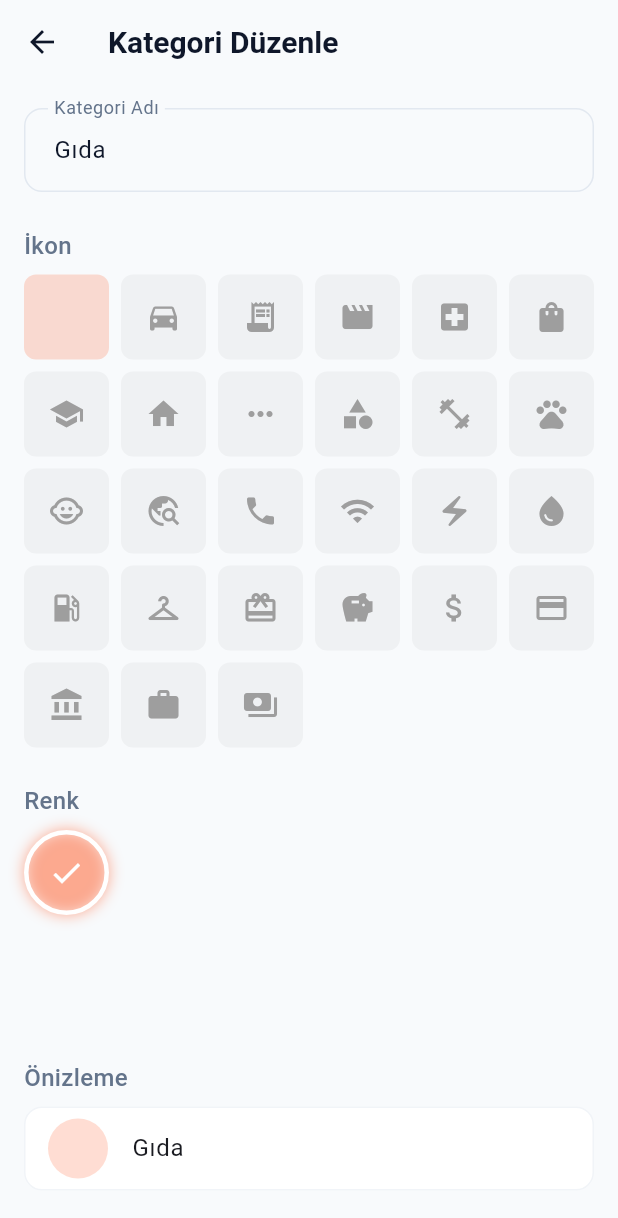
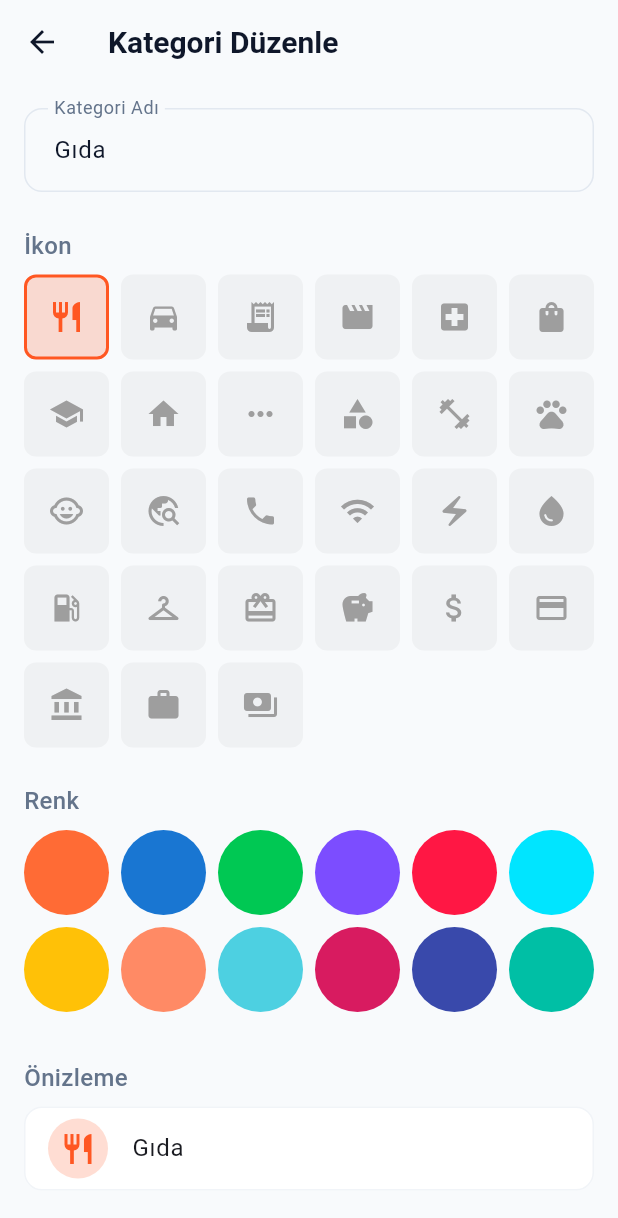
Before and after one commit to BGirginn/Finance_Tracker, a Flutter app: the AddEditCategoryScreen screen opened directly with sample values from the repository, on a phone screen of 412 x 824 dp. Shown: the top 1218 px of the screen. Run offline on Flutter 3.47's test engine with Material 3 defaults, Android fonts, the light colour scheme and no system bars; our stand-ins replace csv, decimal, dio, drift, file_picker, flutter_local_notifications and 3 more; missing offline and left inert: workmanager; accounts and stored records are empty; generated files the repository leaves out were written again; statements that could not run were skipped.

Commit message:
feat(settings): vivid palette + income category notifier; add categories settings screen; make AddEditCategoryScreen pluggable

```diff
--- a/lib/domain/entities/expense_category.dart
+++ b/lib/domain/entities/expense_category.dart
@@ -86,18 +86,18 @@ class ExpenseCategory {
   };
 
   static const List<String> defaultColors = [
-    'FF5722', // Deep Orange
-    '2196F3', // Blue
-    '4CAF50', // Green
-    '9C27B0', // Purple
-    'F44336', // Red
-    '00BCD4', // Cyan
-    'FF9800', // Orange
-    '795548', // Brown
-    '607D8B', // Blue Grey
-    'E91E63', // Pink
-    '3F51B5', // Indigo
-    '009688', // Teal
+    'FF6B35', // Vivid Orange
+    '1976D2', // Vivid Blue
+    '00C853', // Vivid Green
+    '7C4DFF', // Vivid Purple
+    'FF1744', // Vivid Red
+    '00E5FF', // Bright Cyan
+    'FFC107', // Amber
+    'FF8A65', // Coral
+    '4DD0E1', // Aqua
+    'D81B60', // Magenta
+    '3949AB', // Strong Indigo
+    '00BFA5', // Turquoise
   ];
 }
 
--- a/lib/presentation/screens/categories/add_edit_category_screen.dart
+++ b/lib/presentation/screens/categories/add_edit_category_screen.dart
@@ -6,8 +6,9 @@ import '../../providers/expense_category_provider.dart';
 
 class AddEditCategoryScreen extends ConsumerStatefulWidget {
   final ExpenseCategory? category;
+  final Future<void> Function(ExpenseCategory)? onSave;
 
-  const AddEditCategoryScreen({super.key, this.category});
+  const AddEditCategoryScreen({super.key, this.category, this.onSave});
 
   @override
   ConsumerState<AddEditCategoryScreen> createState() => _AddEditCategoryScreenState();
@@ -124,7 +125,7 @@ class _AddEditCategoryScreenState extends ConsumerState<AddEditCategoryScreen> {
       itemBuilder: (context, index) {
         final entry = icons[index];
         final isSelected = entry.key == _selectedIcon;
-        final color = Color(int.parse(_selectedColor, radix: 16));
+        final color = Color(0xFF000000 | int.parse(_selectedColor, radix: 16));
 
         return GestureDetector(
           onTap: () => setState(() => _selectedIcon = entry.key),
@@ -156,7 +157,7 @@ class _AddEditCategoryScreenState extends ConsumerState<AddEditCategoryScreen> {
       itemCount: ExpenseCategory.defaultColors.length,
       itemBuilder: (context, index) {
         final colorHex = ExpenseCategory.defaultColors[index];
-        final color = Color(int.parse(colorHex, radix: 16));
+        final color = Color(0xFF000000 | int.parse(colorHex, radix: 16));
         final isSelected = colorHex == _selectedColor;
 
         return GestureDetector(
@@ -182,7 +183,7 @@ class _AddEditCategoryScreenState extends ConsumerState<AddEditCategoryScreen> {
   }
 
   Widget _buildPreview() {
-    final color = Color(int.parse(_selectedColor, radix: 16));
+    final color = Color(0xFF000000 | int.parse(_selectedColor, radix: 16));
     final icon = ExpenseCategory.iconDataFromName(_selectedIcon);
 
     return Card(
@@ -215,10 +216,14 @@ class _AddEditCategoryScreenState extends ConsumerState<AddEditCategoryScreen> {
         createdAt: widget.category?.createdAt,
       );
 
-      if (isEditing) {
-        await notifier.updateCategory(category);
+      if (widget.onSave != null) {
+        await widget.onSave!(category);
       } else {
-        await notifier.addCategory(category);
+        if (isEditing) {
+          await notifier.updateCategory(category);
+        } else {
+          await notifier.addCategory(category);
+        }
       }
 
       if (mounted) {
```
Also changed, not shown: lib/presentation/providers/expense_category_provider.dart (+24 -0 lines), lib/presentation/screens/settings/categories_settings_screen.dart (added, +175 -0 lines).
